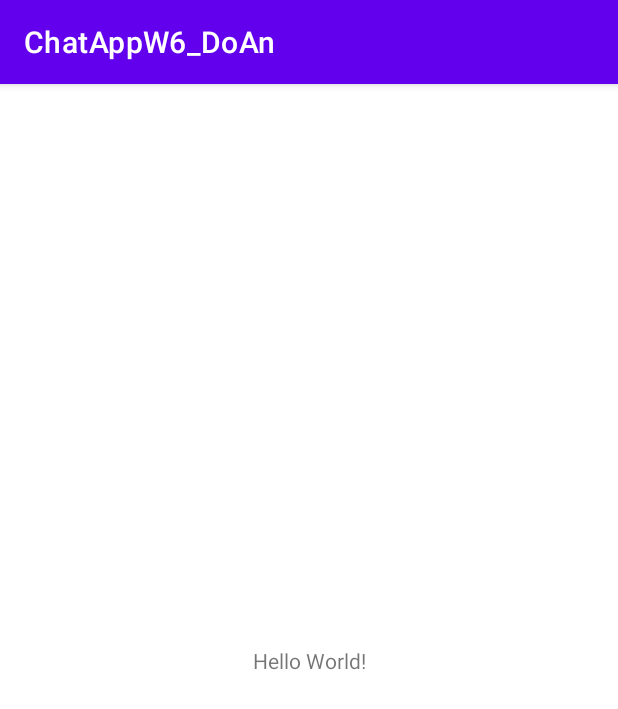
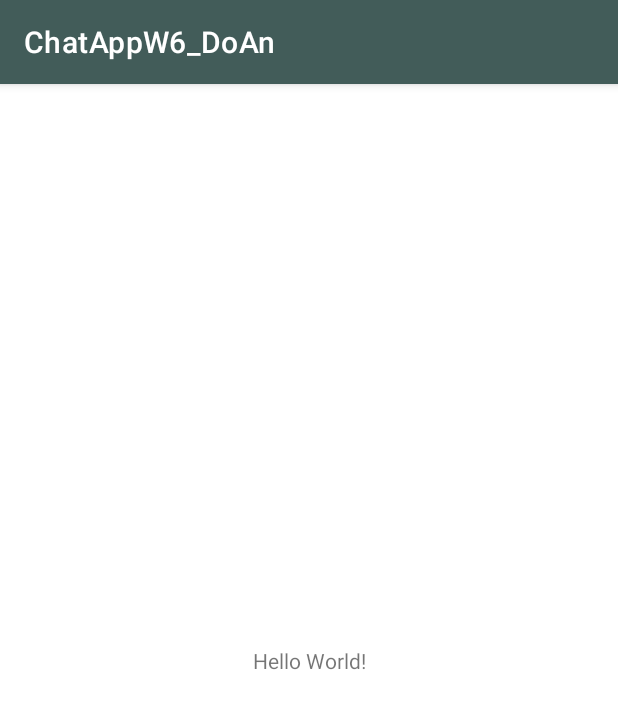
Before and after one commit to mrboo2708/ChatAppW6_DoAn1, an Android app: the screen it shows after launch (MainActivity), on a phone screen of 412 x 824 dp. Shown: the top 709 px of the screen. Run offline under Robolectric (Android 15) with nearby library versions, the phone set to English and light mode, and no system bars.

Commit message:
setup + setting app

```diff
--- a/app/src/main/res/values/colors.xml
+++ b/app/src/main/res/values/colors.xml
@@ -1,10 +1,13 @@
 <?xml version="1.0" encoding="utf-8"?>
 <resources>
-    <color name="purple_200">#FFBB86FC</color>
-    <color name="purple_500">#FF6200EE</color>
-    <color name="purple_700">#FF3700B3</color>
-    <color name="teal_200">#FF03DAC5</color>
-    <color name="teal_700">#FF018786</color>
-    <color name="black">#FF000000</color>
-    <color name="white">#FFFFFFFF</color>
+    <color name="colorPrimary">#425C59</color>
+    <color name="colorAccent">#FFCEA3</color>
+    <color name="black">#000000</color>
+    <color name="white">#ffffff</color>
+    <color name="transparent">#00000000</color>
+    <color name="edittextColor">#DDDDDD</color>
+    <color name="grey">#AAAAAA</color>
+
+    <item name="cardBackground" type="color">#f6f6f6</item>
+    <color name="textColor">#999DA4</color>
 </resources>
--- a/app/src/main/res/values/strings.xml
+++ b/app/src/main/res/values/strings.xml
@@ -1,3 +1,5 @@
 <resources>
     <string name="app_name">ChatAppW6_DoAn</string>
+
+    <string name="hello_blank_fragment">Hello blank fragment</string>
 </resources>
--- a/app/src/main/res/values/themes.xml
+++ b/app/src/main/res/values/themes.xml
@@ -1,16 +1,20 @@
 <resources xmlns:tools="http://schemas.android.com/tools">
     <!-- Base application theme. -->
-    <style name="Theme.ChatAppW6_DoAn" parent="Theme.MaterialComponents.DayNight.DarkActionBar">
+    <style name="Theme.ChatAppW6_DoAn" parent="Theme.MaterialComponents.Light.DarkActionBar">
         <!-- Primary brand color. -->
-        <item name="colorPrimary">@color/purple_500</item>
-        <item name="colorPrimaryVariant">@color/purple_700</item>
-        <item name="colorOnPrimary">@color/white</item>
-        <!-- Secondary brand color. -->
-        <item name="colorSecondary">@color/teal_200</item>
-        <item name="colorSecondaryVariant">@color/teal_700</item>
-        <item name="colorOnSecondary">@color/black</item>
-        <!-- Status bar color. -->
-        <item name="android:statusBarColor">?attr/colorPrimaryVariant</item>
+        <item name="colorPrimary">@color/colorPrimary</item>
+        <item name="colorAccent">@color/colorAccent</item>
+        <item name="colorControlNormal">@color/white</item>
+        <item name="android:navigationBarColor">@color/colorPrimary</item>
+        <item name="android:statusBarColor">@color/colorPrimary</item>
         <!-- Customize your theme here. -->
     </style>
+
+    <style name="NoActionBar" parent="Theme.AppCompat.Light.NoActionBar">
+
+        <item name="android:navigationBarColor">@color/colorPrimary</item>
+        <item name="android:statusBarColor">@color/colorPrimary</item>
+
+
+    </style>
 </resources>
```
Also changed, not shown: app/src/main/res/layout/activity_splash.xml (+5 -2 lines), app/src/main/res/values-night/themes.xml (+8 -0 lines), app/src/main/res/drawable-v24/group_1.png (added), app/src/main/res/drawable-v24/group_2.png (added), app/src/main/res/drawable-v24/group_3.png (added).
